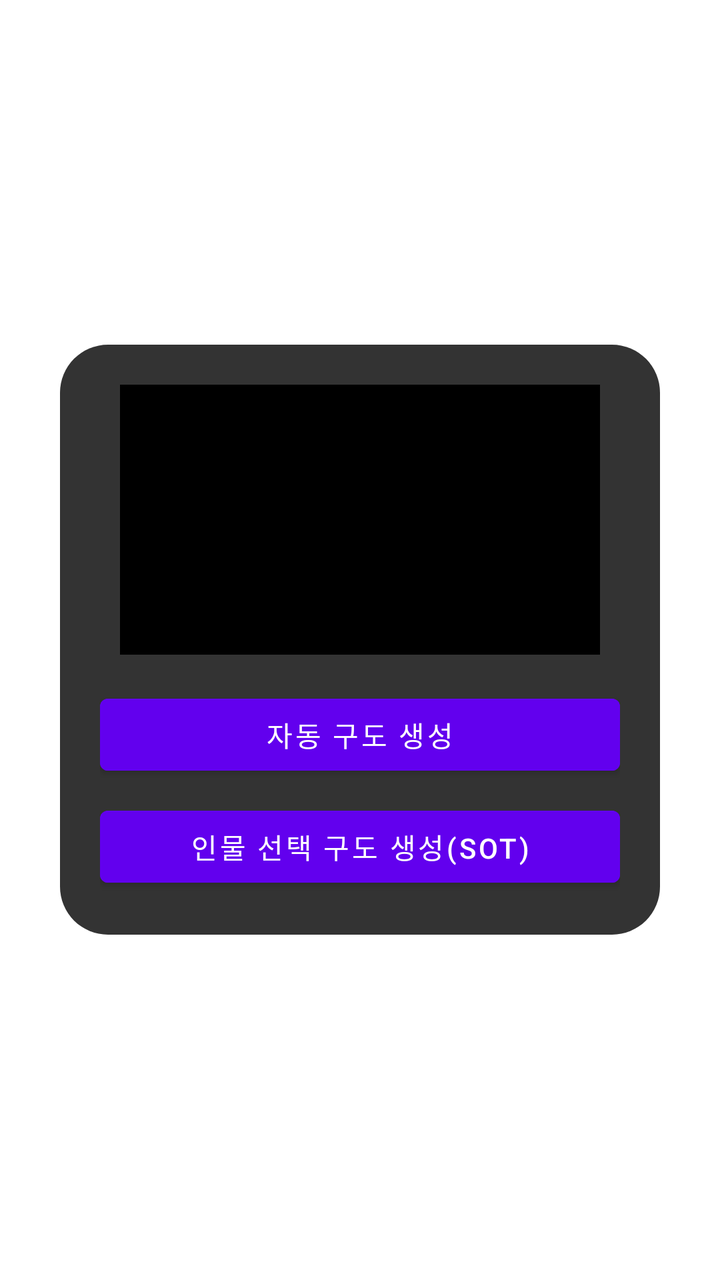
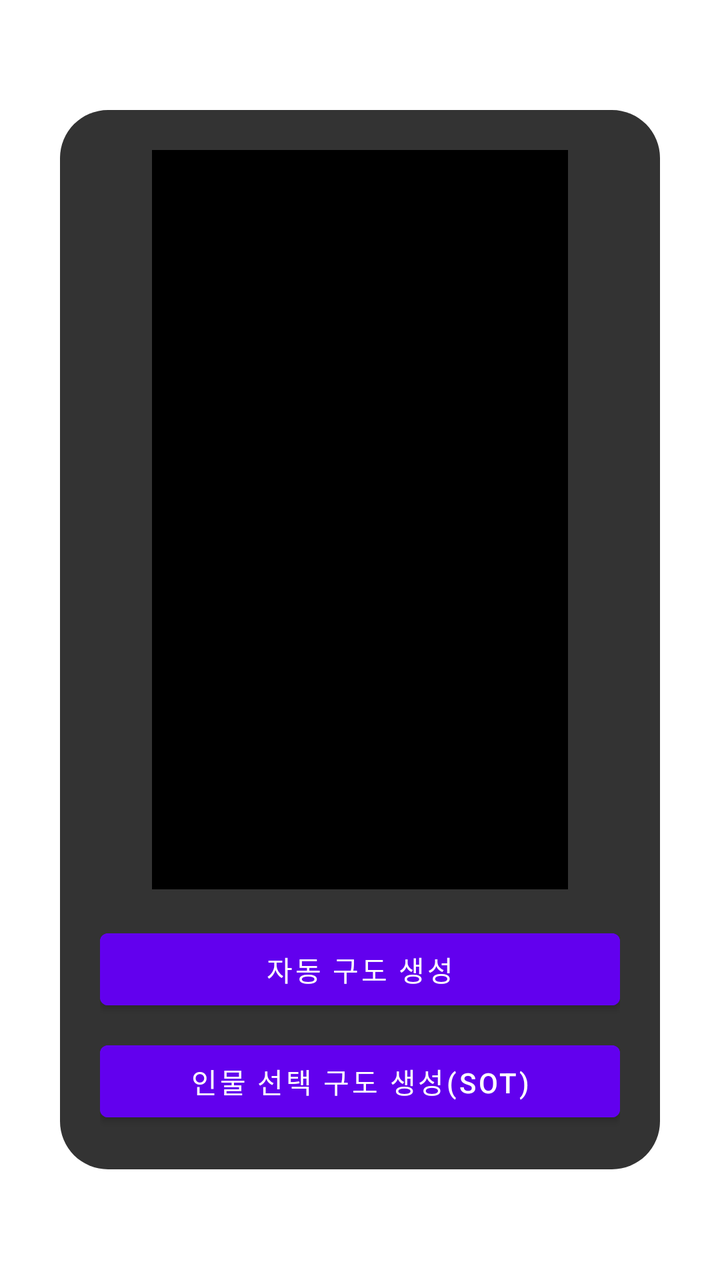

Two renders of the same Android screen: before a commit and after it. Below are the layout's source before the change and the commit's diff.
<!-- AndroidManifest.xml: fallback theme Theme.MaterialComponents.DayNight.NoActionBar -->
<!-- res/layout/item_cropped_pager_add.xml -->
<?xml version="1.0" encoding="utf-8"?>
<FrameLayout
    xmlns:android="http://schemas.android.com/apk/res/android"
    xmlns:app="http://schemas.android.com/apk/res-auto"
    android:layout_width="match_parent"
    android:layout_height="match_parent">

    
    <androidx.cardview.widget.CardView
        android:layout_width="300dp"
        android:layout_height="wrap_content"
        android:layout_gravity="center"
        android:foreground="?attr/selectableItemBackground"
        app:cardBackgroundColor="@android:color/transparent"
        app:cardElevation="0dp"
        app:cardUseCompatPadding="false">

        <LinearLayout
            android:layout_width="match_parent"
            android:layout_height="wrap_content"
            android:orientation="vertical"
            android:padding="20dp"
            android:background="@drawable/rounded_bg_dark">

            
            <ImageView
                android:id="@+id/thumb"
                android:layout_width="240dp"
                android:layout_height="135dp"
                android:scaleType="centerCrop"
                android:layout_gravity="center_horizontal"
                android:background="@android:color/black"/>

            <Space android:layout_width="0dp" android:layout_height="16dp"/>

            
            <Button
                android:id="@+id/btnAuto"
                android:layout_width="match_parent"
                android:layout_height="wrap_content"
                android:text="자동 구도 생성"
                android:backgroundTint="#FF6200EE"
                android:textColor="@android:color/white"/>

            <Space android:layout_width="0dp" android:layout_height="8dp"/>

            
            <Button
                android:id="@+id/btnSot"
                android:layout_width="match_parent"
                android:layout_height="wrap_content"
                android:text="인물 선택 구도 생성(SOT)"
                android:backgroundTint="#FF6200EE"
                android:textColor="@android:color/white"/>

        </LinearLayout>
    </androidx.cardview.widget.CardView>
</FrameLayout>
<!-- resources referenced by this layout -->
<resources>
  <!-- drawable rounded_bg_dark (drawable) -->
  <?xml version="1.0" encoding="utf-8"?>
  <shape xmlns:android="http://schemas.android.com/apk/res/android"
      android:shape="rectangle">
  
      
      <solid android:color="#CC000000" />
  
      
      <corners android:radius="24dp" />
  
  </shape>
</resources>

<!-- the commit's change to res/layout/item_cropped_pager_add.xml (unified diff, before → after) -->
@@ -23,13 +23,36 @@
             android:background="@drawable/rounded_bg_dark">
 
             
-            <ImageView
-                android:id="@+id/thumb"
-                android:layout_width="240dp"
-                android:layout_height="135dp"
-                android:scaleType="centerCrop"
-                android:layout_gravity="center_horizontal"
-                android:background="@android:color/black"/>
+            <androidx.constraintlayout.widget.ConstraintLayout
+                android:layout_width="match_parent"
+                android:layout_height="wrap_content">
+
+                <androidx.constraintlayout.widget.Guideline
+                    android:id="@+id/guidelineStart"
+                    android:layout_width="wrap_content"
+                    android:layout_height="wrap_content"
+                    android:orientation="vertical"
+                    app:layout_constraintGuide_percent="0.1"/>
+
+                <androidx.constraintlayout.widget.Guideline
+                    android:id="@+id/guidelineEnd"
+                    android:layout_width="wrap_content"
+                    android:layout_height="wrap_content"
+                    android:orientation="vertical"
+                    app:layout_constraintGuide_percent="0.9"/>
+
+                <ImageView
+                    android:id="@+id/thumb"
+                    android:layout_width="0dp"
+                    android:layout_height="0dp"
+                    android:scaleType="centerCrop"
+                    android:background="@android:color/black"
+                    app:layout_constraintTop_toTopOf="parent"
+                    app:layout_constraintStart_toStartOf="@id/guidelineStart"
+                    app:layout_constraintEnd_toEndOf="@id/guidelineEnd"
+                    app:layout_constraintDimensionRatio="9:16"/>
+
+            </androidx.constraintlayout.widget.ConstraintLayout>
 
             <Space android:layout_width="0dp" android:layout_height="16dp"/>
 
